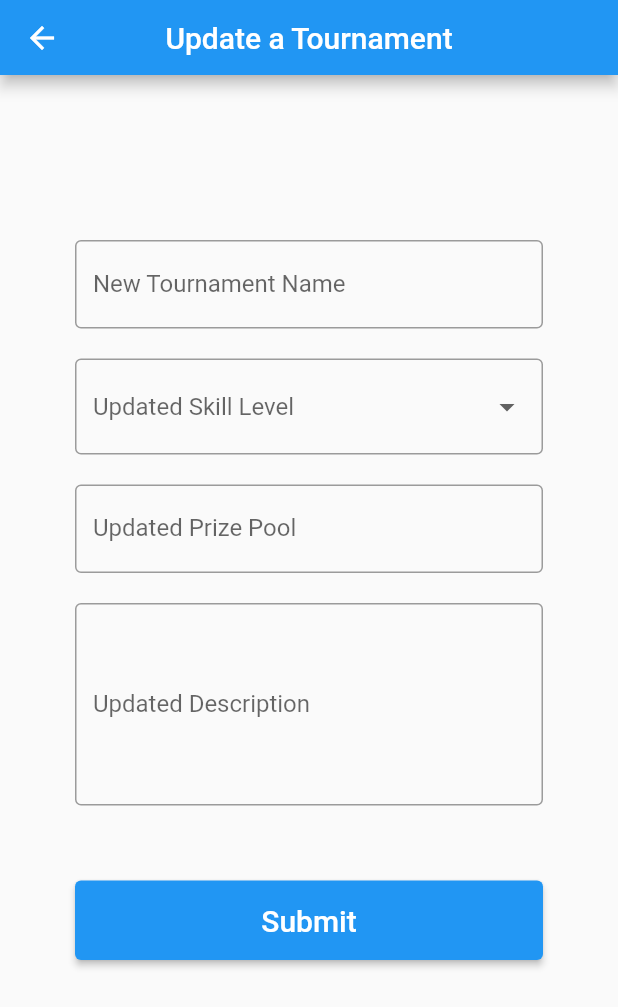
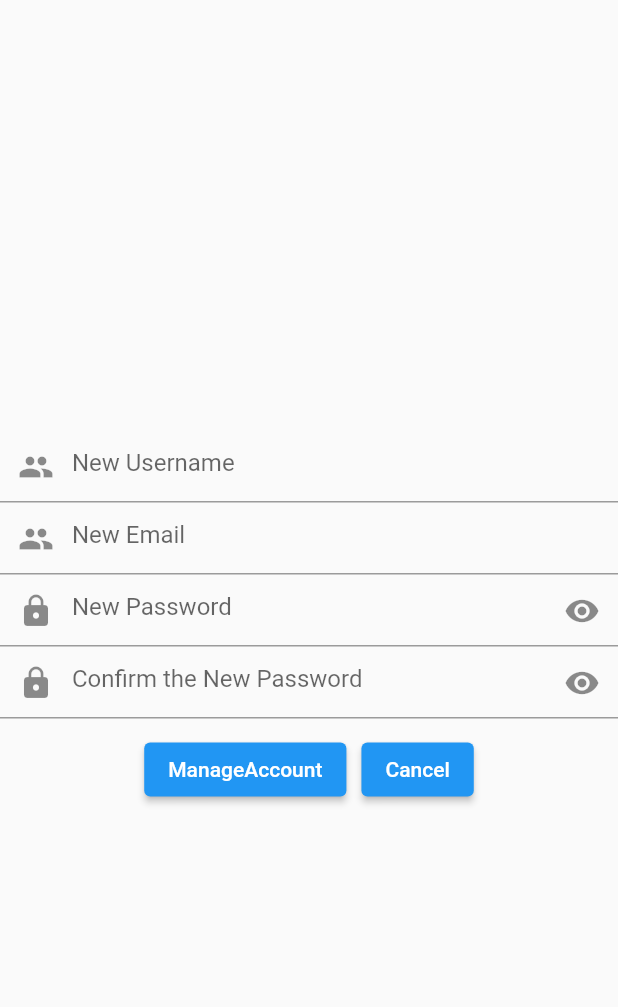
Before and after one commit to The-Normal-Group/MAP-Project, a Flutter app: the screen it shows after launch, on a phone screen of 412 x 824 dp. Shown: the top 1007 px of the screen. Run offline on Flutter 3.47's test engine with Material 2 defaults, Android fonts, the phone set to English and light mode, and no system bars; our stand-ins replace get_it; accounts and stored records are empty.

Commit message:
adding the interface for manage account

```diff
--- a/lib/app/router.dart
+++ b/lib/app/router.dart
@@ -6,6 +6,7 @@ import '../screens/main/main_screen.dart';
 import '../screens/tournament_organizers_menu/tournament_organizer_screen.dart';
 import '../screens/team_organizers_menu/team_organizer_screen.dart';
 import '../screens/update_tournament/update_tournament_screen.dart';
+import '../screens/manage_account/manage_account_screen.dart';
 
 Route<dynamic> createRoute(settings) {
   switch (settings.name) {
@@ -15,6 +16,8 @@ Route<dynamic> createRoute(settings) {
 
     case '/login':
       return LoginScreen.route();
+    case '/manageAccount':
+      return ManageAccountScreen.route();
     case '/Register':
       return RegisterScreen.route();
     case '/AddTournament':
--- a/lib/main.dart
+++ b/lib/main.dart
@@ -11,7 +11,7 @@ void main() {
       title: 'MVVM Template',
       debugShowCheckedModeBanner: false,
       theme: ThemeData(primarySwatch: Colors.blue),
-      initialRoute: '/updateTournament',
+      initialRoute: '/manageAccount',
       onGenerateRoute: createRoute,
     ),
   );
--- /dev/null
+++ b/lib/screens/manage_account/manage_account_screen.dart
@@ -0,0 +1,19 @@
+import 'package:flutter/material.dart';
+
+import 'widgets/body.dart';
+
+class ManageAccountScreen extends StatelessWidget {
+  static Route route() =>
+      MaterialPageRoute(builder: (context) => ManageAccountScreen());
+  @override
+  Widget build(BuildContext context) {
+    return WillPopScope(
+      onWillPop: () => Future.value(false),
+      child: SafeArea(
+        child: Scaffold(
+          body: Body(),
+        ),
+      ),
+    );
+  }
+}
--- /dev/null
+++ b/lib/screens/manage_account/manage_account_viewmodel.dart
@@ -0,0 +1,89 @@
+import '../../app/dependencies.dart';
+import '../../services/auth/auth_service.dart';
+import '../../models/user.dart';
+import '../viewmodel.dart';
+
+class ManageAccountViewmodel extends Viewmodel {
+  AuthService get _service => dependency();
+  User _user = User();
+  bool _showPassword = false;
+  bool _showErrorMessage = false;
+  String _confPassword = "";
+
+  get user => _user;
+  set user(value) => _user = value;
+
+  get email => _user.email;
+  set email(value) => _user.email = value;
+
+  get type => _user.type;
+
+  get stringType {
+    if (_user.type == 0) {
+      return "Player";
+    }
+    if (_user.type == 1) {
+      return "Host";
+    }
+  }
+
+  set type(value) {
+    turnBusy();
+    if (value == "Player") {
+      _user.type = 0;
+    } else {
+      _user.type = 1;
+    }
+    turnIdle();
+  }
+
+  get showPassword => _showPassword;
+  set showPassword(value) {
+    turnBusy();
+    _showPassword = value;
+    turnIdle();
+  }
+
+  get showErrorMessage => _showErrorMessage;
+  set showErrorMessage(value) {
+    turnBusy();
+    _showErrorMessage = value;
+    turnIdle();
+  }
+
+  get username => _user.login;
+  set username(value) {
+    turnBusy();
+    _showErrorMessage = false;
+    _user.login = value;
+    turnIdle();
+  }
+
+  get password => _user.password;
+  set password(value) {
+    turnBusy();
+    _showErrorMessage = false;
+    _user.password = value;
+    turnIdle();
+  }
+
+  get confPassword => _confPassword;
+  set confPassword(value) {
+    turnBusy();
+    _showErrorMessage = false;
+    _confPassword = value;
+    turnIdle();
+  }
+
+  Future<User> register() async {
+    turnBusy();
+    User req =
+        User(email: email, login: username, type: type, password: password);
+
+    final User _user = await _service.register(user: req);
+
+    if (_user == null) _showErrorMessage = true;
+    turnIdle();
+    return _user;
+  }
+}
--- /dev/null
+++ b/lib/screens/manage_account/widgets/body.dart
@@ -0,0 +1,101 @@
+import 'package:flutter/material.dart';
+
+import '../../../models/user.dart';
+import '../../view.dart';
+import '../manage_account_viewmodel.dart';
+
+class Body extends StatelessWidget {
+  void _onManageAccount(
+      BuildContext context, ManageAccountViewmodel viewmodel) async {
+    final User _user = await viewmodel.register(); // here
+
+    print('$_user');
+    if (_user != null) Navigator.pop(context, _user);
+  }
+
+  void _onCancel(BuildContext context, ManageAccountViewmodel viewmodel) {
+    viewmodel.showErrorMessage = false;
+    Navigator.pop(context, null);
+  }
+
+  @override
+  Widget build(BuildContext context) {
+    return View(
+      viewmodel: ManageAccountViewmodel(),
+      builder: (context, viewmodel, _) => Column(
+        mainAxisSize: MainAxisSize.max,
+        mainAxisAlignment: MainAxisAlignment.center,
+        children: [
+          _buildTextField(
+              hint: 'New Username',
+              icon: Icons.people,
+              onChanged: (value) => viewmodel.username = value),
+          _buildTextField(
+              hint: 'New Email',
+              icon: Icons.people,
+              onChanged: (value) => viewmodel.email = value),
+          _buildTextField(
+              hint: 'New Password',
+              isObsecure: !viewmodel.showPassword,
+              icon: Icons.lock,
+              button: IconButton(
+                  icon: Icon(Icons.visibility),
+                  onPressed: () =>
+                      viewmodel.showPassword = !viewmodel.showPassword),
+              onChanged: (value) => viewmodel.password = value),
+          if (viewmodel.showErrorMessage)
+            Text(
+              'Invalid username or password!',
+              style: TextStyle(color: Colors.red, fontSize: 20.0),
+            ),
+          _buildTextField(
+              hint: 'Confirm the New Password',
+              isObsecure: !viewmodel.showPassword,
+              icon: Icons.lock,
+              button: IconButton(
+                  icon: Icon(Icons.visibility),
+                  onPressed: () =>
+                      viewmodel.showPassword = !viewmodel.showPassword),
+              onChanged: (value) => viewmodel.confPassword = value),
+          if (viewmodel.showErrorMessage)
+            Text(
+              'Invalid username or password!',
+              style: TextStyle(color: Colors.red, fontSize: 20.0),
+            ),
+          SizedBox(height: 10.0),
+          _buildButtons(context, viewmodel)
+        ],
+      ),
+    );
+  }
+
+  TextField _buildTextField(
+      {hint, icon, isObsecure = false, button, onChanged}) {
+    return TextField(
+      decoration: InputDecoration(
+        hintText: hint,
+        prefixIcon: icon != null ? Icon(icon) : null,
+        suffixIcon: button,
+      ),
+      obscureText: isObsecure,
+      onChanged: onChanged,
+    );
+  }
+
+  Row _buildButtons(BuildContext context, ManageAccountViewmodel viewmodel) {
+    return Row(
+      mainAxisAlignment: MainAxisAlignment.center,
+      children: [
+        ElevatedButton(
+          child: Text('ManageAccount'),
+          onPressed: () => _onManageAccount(context, viewmodel),
+        ),
+        SizedBox(width: 10.0),
+        ElevatedButton(
+          child: Text('Cancel'),
+          onPressed: () => _onCancel(context, viewmodel),
+        ),
+      ],
+    );
+  }
+}
```
